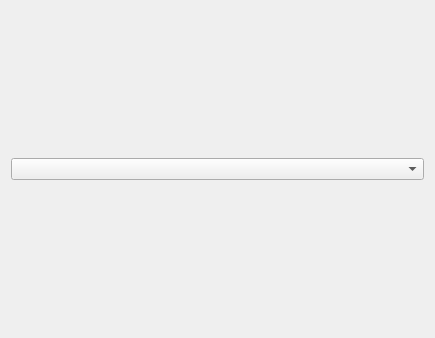
This is src/frontend/statsdialog.ui in dfialho/Inter-domain-routing as Qt 5 draws it before an edit. The edited form follows.
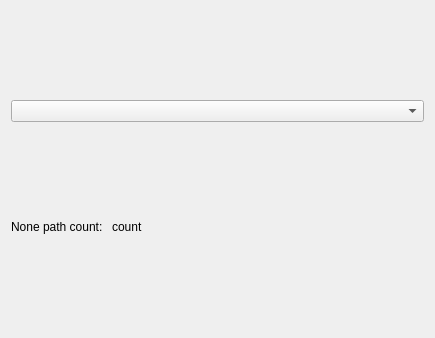
This is the edited form.

Commit message: now the None path count is represented in a label on the stats dialog

```diff
--- a/src/frontend/statsdialog.ui
+++ b/src/frontend/statsdialog.ui
@@ -17,6 +17,49 @@
    <item>
     <widget class="QComboBox" name="comboBox"/>
    </item>
+   <item>
+    <layout class="QHBoxLayout" name="horizontalLayout">
+     <item>
+      <widget class="QLabel" name="noneCountLabel">
+       <property name="text">
+        <string>None path count: </string>
+       </property>
+      </widget>
+     </item>
+     <item>
+      <widget class="QLabel" name="noneCountValue">
+       <property name="sizePolicy">
+        <sizepolicy hsizetype="Preferred" vsizetype="Fixed">
+         <horstretch>0</horstretch>
+         <verstretch>0</verstretch>
+        </sizepolicy>
+       </property>
+       <property name="maximumSize">
+        <size>
+         <width>16777215</width>
+         <height>12</height>
+        </size>
+       </property>
+       <property name="text">
+        <string>count</string>
+       </property>
+      </widget>
+     </item>
+     <item>
+      <spacer name="horizontalSpacer">
+       <property name="orientation">
+        <enum>Qt::Horizontal</enum>
+       </property>
+       <property name="sizeHint" stdset="0">
+        <size>
+         <width>40</width>
+         <height>20</height>
+        </size>
+       </property>
+      </spacer>
+     </item>
+    </layout>
+   </item>
   </layout>
  </widget>
  <resources/>
```
The commit also changes 3 other files.
